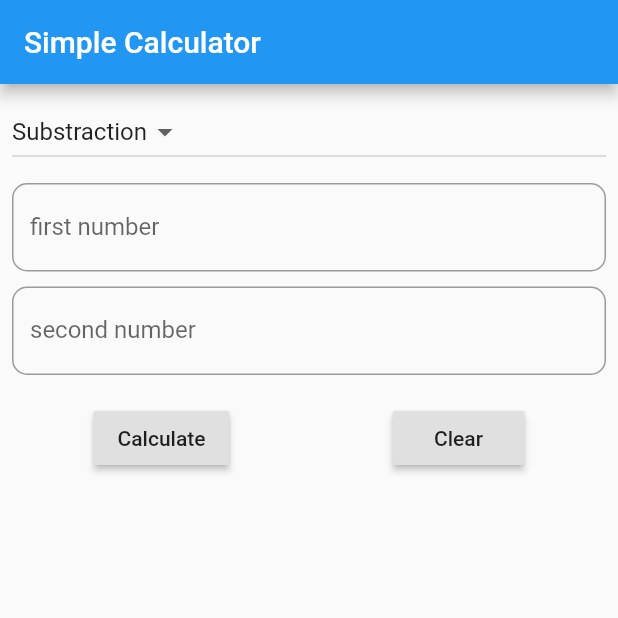
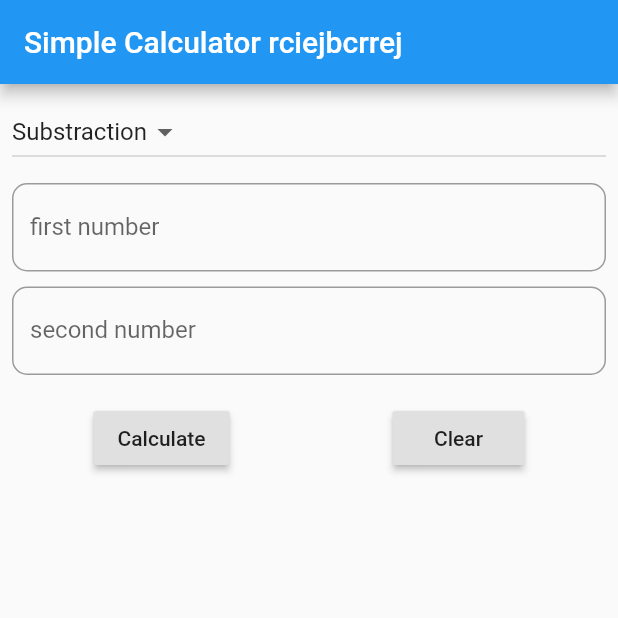
Before and after one commit to riyaranjit/brp-Calculator, a Flutter app: the screen it shows after launch, on a phone screen of 412 x 824 dp, the top half of it. Run offline on Flutter 3.47's test engine with Material 2 defaults, Android fonts, the phone set to English and light mode, and no system bars.

Commit message:
title changes

```diff
--- a/lib/main.dart
+++ b/lib/main.dart
@@ -25,7 +25,7 @@ class _CalculatorState extends State<Calculator> {
   Widget build(BuildContext context) {
     return Scaffold(
         appBar: AppBar(
-          title: const Text('Simple Calculator'),
+          title: const Text('Simple Calculator rciejbcrrej'),
         ),
         body: Padding(
           padding: const EdgeInsets.all(8.0),
```
